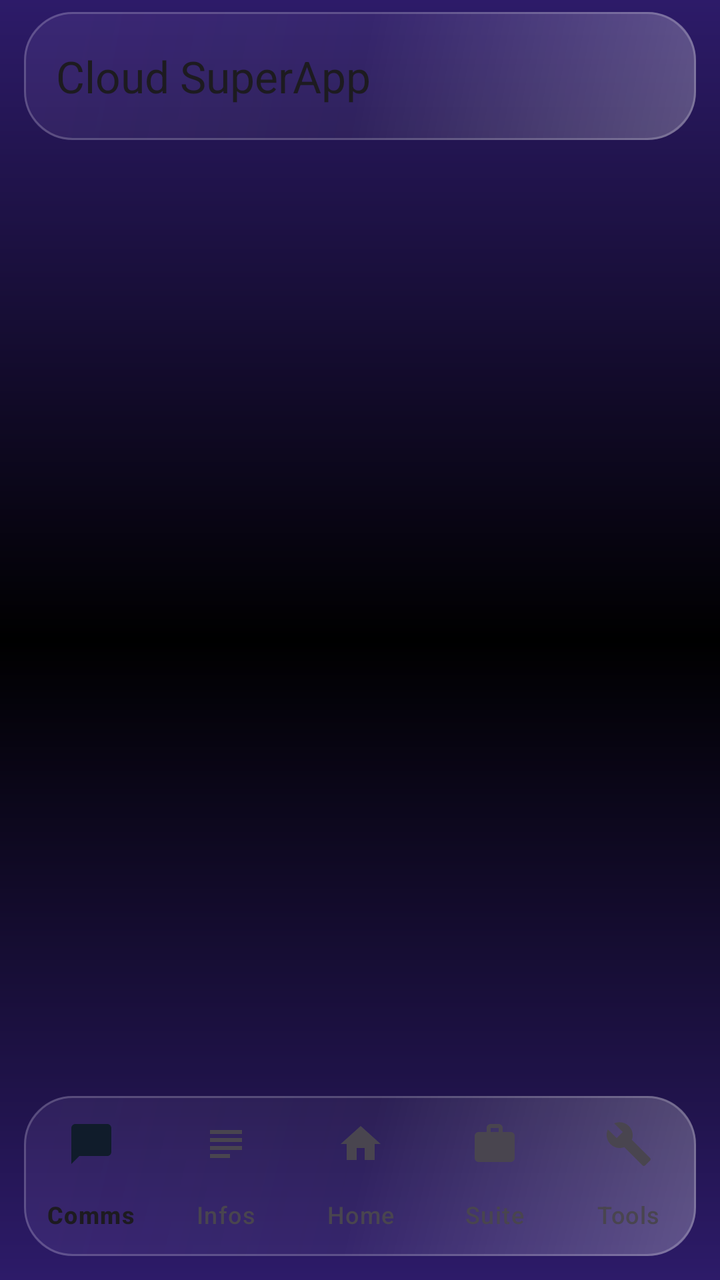
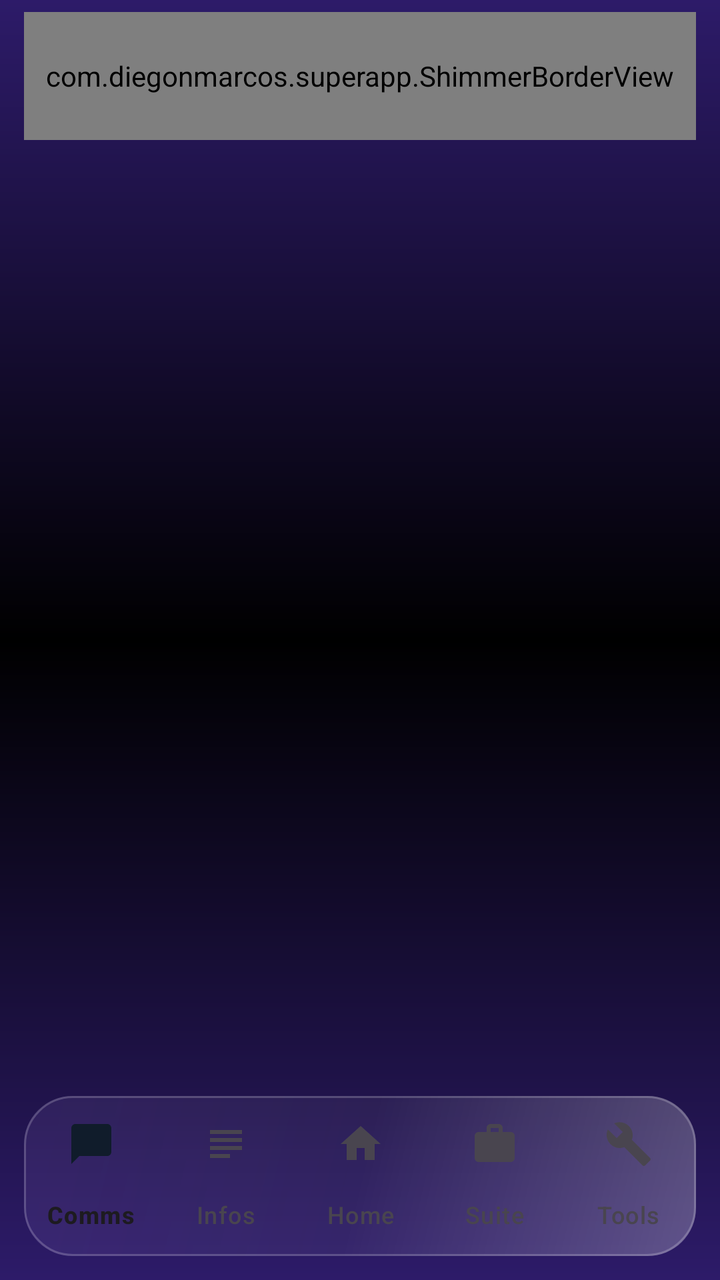

The first picture is an Android layout as it rendered before a commit; the second is the same layout after the commit. The layout source and the unified diff follow.
<!-- AndroidManifest.xml: application theme Theme.Superapp -->
<!-- res/layout/activity_main.xml -->
<?xml version="1.0" encoding="utf-8"?>
<androidx.drawerlayout.widget.DrawerLayout
    xmlns:android="http://schemas.android.com/apk/res/android"
    xmlns:app="http://schemas.android.com/apk/res-auto"
    xmlns:tools="http://schemas.android.com/tools"
    android:id="@+id/drawer_layout"
    android:layout_width="match_parent"
    android:layout_height="match_parent"
    android:fitsSystemWindows="true"
    tools:openDrawer="start">

    <FrameLayout
        android:id="@+id/shell_linear"
        android:layout_width="match_parent"
        android:layout_height="match_parent"
        android:background="@drawable/bg_gradient_black_purple">

        
        <androidx.fragment.app.FragmentContainerView
            android:id="@+id/fragment_container"
            android:layout_width="match_parent"
            android:layout_height="match_parent"
            android:paddingTop="84dp"
            android:paddingBottom="92dp"
            android:clipToPadding="false" />

        
        <FrameLayout
            android:id="@+id/toolbar_island"
            android:layout_width="match_parent"
            android:layout_height="wrap_content"
            android:layout_gravity="top"
            android:layout_marginStart="12dp"
            android:layout_marginEnd="12dp"
            android:layout_marginTop="6dp"
            android:background="@drawable/bg_liquid_glass">

            <com.google.android.material.appbar.MaterialToolbar
                android:id="@+id/toolbar"
                android:layout_width="match_parent"
                android:layout_height="?attr/actionBarSize"
                android:background="@android:color/transparent"
                app:titleCentered="false"
                app:titleTextAppearance="?attr/textAppearanceTitleLarge"
                app:title="@string/app_name" />

        </FrameLayout>

        
        <FrameLayout
            android:id="@+id/bottom_nav_island"
            android:layout_width="match_parent"
            android:layout_height="wrap_content"
            android:layout_gravity="bottom"
            android:layout_marginStart="12dp"
            android:layout_marginEnd="12dp"
            android:layout_marginBottom="12dp"
            android:background="@drawable/bg_liquid_glass">

            <com.google.android.material.bottomnavigation.BottomNavigationView
                android:id="@+id/bottom_nav"
                android:layout_width="match_parent"
                android:layout_height="wrap_content"
                android:background="@android:color/transparent"
                app:labelVisibilityMode="labeled"
                app:menu="@menu/bottom_nav" />

        </FrameLayout>
    </FrameLayout>

    <include layout="@layout/view_drawer_panel" />

</androidx.drawerlayout.widget.DrawerLayout>
<!-- res/layout/view_drawer_panel.xml (included above) -->
<?xml version="1.0" encoding="utf-8"?>
<LinearLayout xmlns:android="http://schemas.android.com/apk/res/android"
    xmlns:app="http://schemas.android.com/apk/res-auto"
    android:id="@+id/drawer_panel"
    android:layout_width="280dp"
    android:layout_height="match_parent"
    android:layout_gravity="start"
    android:background="?attr/colorSurface"
    android:fitsSystemWindows="true"
    android:orientation="vertical">

    <com.google.android.material.tabs.TabLayout
        android:id="@+id/drawer_tabs"
        android:layout_width="match_parent"
        android:layout_height="wrap_content"
        app:tabGravity="fill"
        app:tabMode="fixed" />

    
    <com.google.android.material.tabs.TabLayout
        android:id="@+id/drawer_page_tabs"
        android:layout_width="match_parent"
        android:layout_height="wrap_content"
        android:background="?attr/colorSurfaceVariant"
        android:visibility="gone"
        app:tabMode="scrollable"
        app:tabContentStart="8dp"
        app:tabPaddingStart="12dp"
        app:tabPaddingEnd="12dp"
        app:tabTextAppearance="?attr/textAppearanceLabelMedium" />

    <androidx.fragment.app.FragmentContainerView
        android:id="@+id/drawer_content"
        android:layout_width="match_parent"
        android:layout_height="0dp"
        android:layout_weight="1" />
</LinearLayout>
<!-- resources referenced by this layout -->
<resources>
  <!-- drawable bg_gradient_black_purple (drawable) -->
  <?xml version="1.0" encoding="utf-8"?>
  <shape xmlns:android="http://schemas.android.com/apk/res/android"
      android:shape="rectangle">
      <gradient
          android:type="linear"
          android:angle="270"
          android:startColor="#FF2D1B69"
          android:centerColor="#FF000000"
          android:endColor="#FF2D1B69" />
  </shape>
  <!-- drawable bg_liquid_glass (drawable) -->
  <?xml version="1.0" encoding="utf-8"?>
  <layer-list xmlns:android="http://schemas.android.com/apk/res/android">
      <item>
          <shape android:shape="rectangle">
              <corners android:radius="24dp" />
              <gradient
                  android:type="linear"
                  android:angle="135"
                  android:startColor="#40FFFFFF"
                  android:centerColor="#0DFFFFFF"
                  android:endColor="#1AB794F4" />
          </shape>
      </item>
      
      <item>
          <shape android:shape="rectangle">
              <corners android:radius="24dp" />
              <stroke
                  android:width="1dp"
                  android:color="#33FFFFFF" />
          </shape>
      </item>
  </layer-list>
  <string name="app_name">Cloud SuperApp</string>
  <style name="Theme.Superapp" parent="Theme.Material3.DayNight.NoActionBar">
          
          <item name="colorPrimary">@color/cloud_primary</item>
          <item name="colorOnPrimary">@color/cloud_on_primary</item>
          <item name="colorPrimaryContainer">@color/cloud_primary_container</item>
          <item name="colorOnPrimaryContainer">@color/cloud_on_primary_container</item>
          <item name="colorSecondary">@color/cloud_secondary</item>
          <item name="colorSecondaryContainer">@color/cloud_secondary_container</item>
          <item name="colorOnSecondaryContainer">@color/cloud_on_secondary_container</item>
          <item name="colorTertiary">@color/cloud_tertiary</item>
          <item name="colorTertiaryContainer">@color/cloud_tertiary_container</item>
  
          
          <item name="android:windowBackground">@drawable/bg_gradient_black_purple</item>
          <item name="android:colorBackground">#FF000000</item>
  
          
          <item name="android:statusBarColor" tools:targetApi="lollipop">@android:color/transparent</item>
          <item name="android:navigationBarColor" tools:targetApi="lollipop">@android:color/transparent</item>
          <item name="android:windowDrawsSystemBarBackgrounds" tools:targetApi="lollipop">true</item>
          <item name="android:windowLightStatusBar" tools:targetApi="m">false</item>
          <item name="android:windowLightNavigationBar" tools:targetApi="o_mr1">false</item>
          <item name="android:enforceStatusBarContrast" tools:targetApi="q">false</item>
          <item name="android:enforceNavigationBarContrast" tools:targetApi="q">false</item>
  
          
          <item name="bottomNavigationStyle">@style/Widget.CloudSuperApp.BottomNavigationView</item>
      </style>
  <color name="cloud_primary">#FF1565C0</color>
  <color name="cloud_on_primary">#FFFFFFFF</color>
  <color name="cloud_primary_container">#FFD0E4FF</color>
  <color name="cloud_on_primary_container">#FF001D36</color>
  <color name="cloud_secondary">#FF535F70</color>
  <color name="cloud_secondary_container">#FFD7E3F7</color>
  <color name="cloud_on_secondary_container">#FF101C2B</color>
  <color name="cloud_tertiary">#FF6B5778</color>
  <color name="cloud_tertiary_container">#FFF3DAFF</color>
  <style name="Widget.CloudSuperApp.BottomNavigationView" parent="Widget.Material3.BottomNavigationView">
          <item name="itemActiveIndicatorStyle">@style/Widget.CloudSuperApp.BottomNavigationView.ActiveIndicator</item>
      </style>
  <style name="Widget.CloudSuperApp.BottomNavigationView.ActiveIndicator" parent="Widget.Material3.BottomNavigationView.ActiveIndicator">
          <item name="android:color">@color/cloud_primary_container</item>
      </style>
</resources>

<!-- the commit's change to res/layout/activity_main.xml (unified diff, before → after) -->
@@ -43,6 +43,12 @@
                 app:titleCentered="false"
                 app:titleTextAppearance="?attr/textAppearanceTitleLarge"
                 app:title="@string/app_name" />
+
+            
+            <com.diegonmarcos.superapp.ShimmerBorderView
+                android:id="@+id/toolbar_shimmer"
+                android:layout_width="match_parent"
+                android:layout_height="?attr/actionBarSize" />
 
         </FrameLayout>
 
